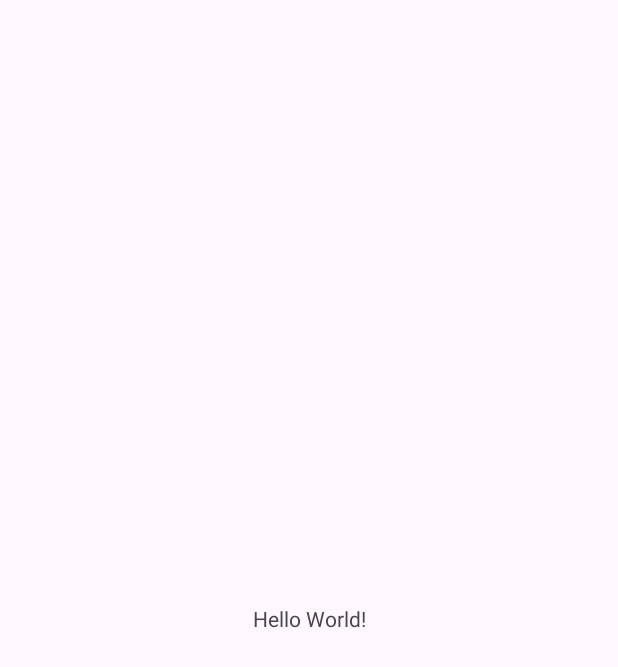
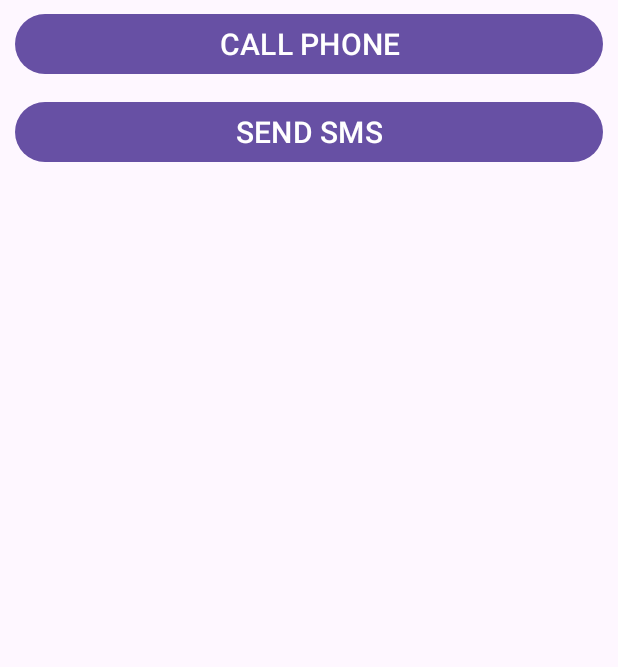
Before and after one commit to Davidpham310/CSE_PRACTICE, an Android app: the screen it shows after launch (MainActivity), on a phone screen of 412 x 824 dp. Before the commit the part shown is almost empty. Shown: the top 667 px of the screen. Run offline under Robolectric (Android 15) with nearby library versions, the light colour scheme and no system bars.

Commit message:
Create Interface

```diff
--- a/Ex11/app/src/main/AndroidManifest.xml
+++ b/Ex11/app/src/main/AndroidManifest.xml
@@ -13,6 +13,12 @@
         android:theme="@style/Theme.Ex11"
         tools:targetApi="31">
         <activity
+            android:name=".Send_SMS"
+            android:exported="false" />
+        <activity
+            android:name=".Call_Phone"
+            android:exported="false" />
+        <activity
             android:name=".MainActivity"
             android:exported="true">
             <intent-filter>
--- a/Ex11/app/src/main/res/layout/activity_main.xml
+++ b/Ex11/app/src/main/res/layout/activity_main.xml
@@ -7,13 +7,26 @@
     android:layout_height="match_parent"
     tools:context=".MainActivity">
 
-    <TextView
-        android:layout_width="wrap_content"
+    <LinearLayout
+        android:layout_width="match_parent"
         android:layout_height="wrap_content"
-        android:text="Hello World!"
-        app:layout_constraintBottom_toBottomOf="parent"
-        app:layout_constraintEnd_toEndOf="parent"
-        app:layout_constraintStart_toStartOf="parent"
-        app:layout_constraintTop_toTopOf="parent" />
+        android:orientation="vertical"
+        android:layout_marginHorizontal="10dp"
+        app:layout_constraintTop_toTopOf="parent">
 
+        <Button
+            android:layout_width="match_parent"
+            android:layout_height="wrap_content"
+            android:text="CALL PHONE"
+            android:textSize="20sp"
+            android:layout_marginVertical="5dp"
+            tools:ignore="HardcodedText" />
+        <Button
+            android:layout_width="match_parent"
+            android:layout_height="wrap_content"
+            android:text="SEND SMS"
+            android:textSize="20sp"
+            android:layout_marginVertical="5dp"
+            tools:ignore="HardcodedText" />
+    </LinearLayout>
 </androidx.constraintlayout.widget.ConstraintLayout>
```
Also changed, not shown: Ex11/app/src/main/java/com/example/ex11/Call_Phone.java (added, +24 -0 lines), Ex11/app/src/main/java/com/example/ex11/Send_SMS.java (added, +24 -0 lines), Ex11/app/src/main/res/layout/activity_call_phone.xml (added, +44 -0 lines), Ex11/app/src/main/res/layout/activity_send_sms.xml (added, +42 -0 lines), Ex11/app/src/main/res/drawable/call_phone.png (added), Ex11/app/src/main/res/drawable/send_sms.png (added).
